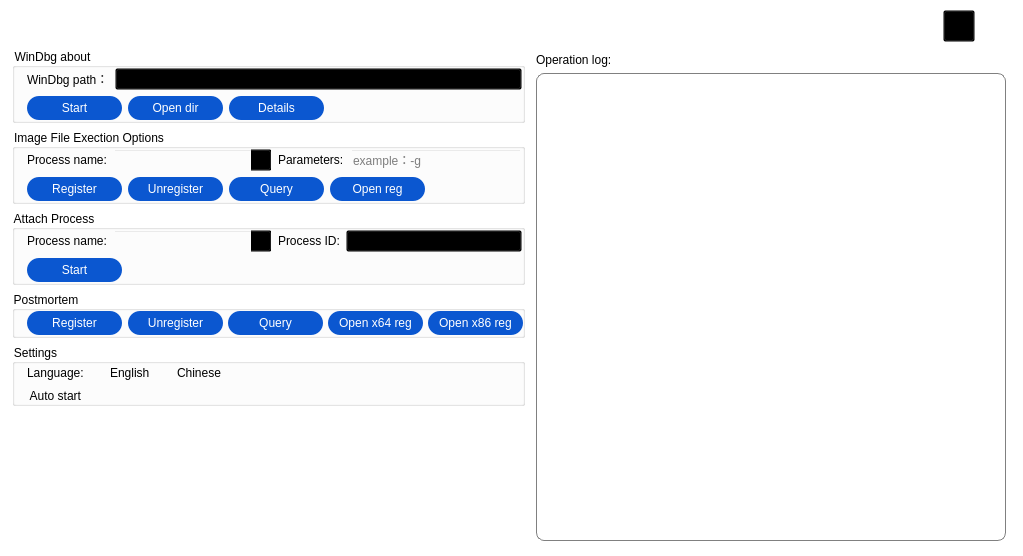
Old version of the form WindbgIFEO/WindbgIFEO.ui in the repository MingYueRuYa/worktools.
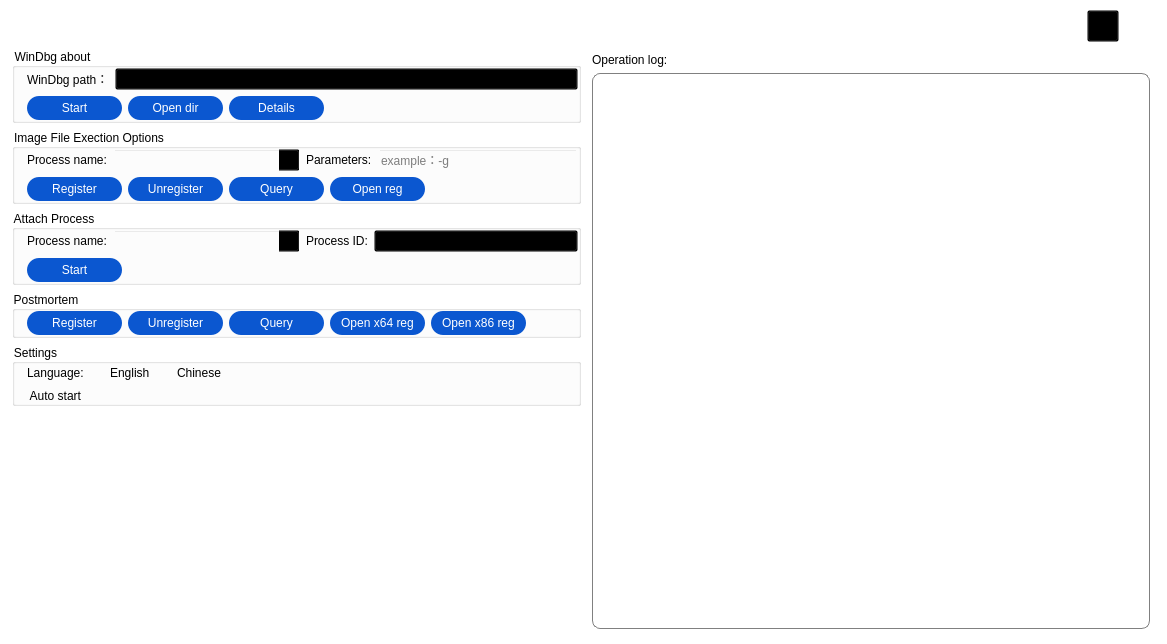
New version of the form. Icons and pictures are not drawn.

Commit message: 增加按钮事件

What changed in the file:
```diff
--- a/WindbgIFEO/WindbgIFEO.ui
+++ b/WindbgIFEO/WindbgIFEO.ui
@@ -6,8 +6,8 @@
    <rect>
     <x>0</x>
     <y>0</y>
-    <width>1023</width>
-    <height>556</height>
+    <width>1167</width>
+    <height>644</height>
    </rect>
   </property>
   <property name="minimumSize">
```
The commit also changes 2 other files.
